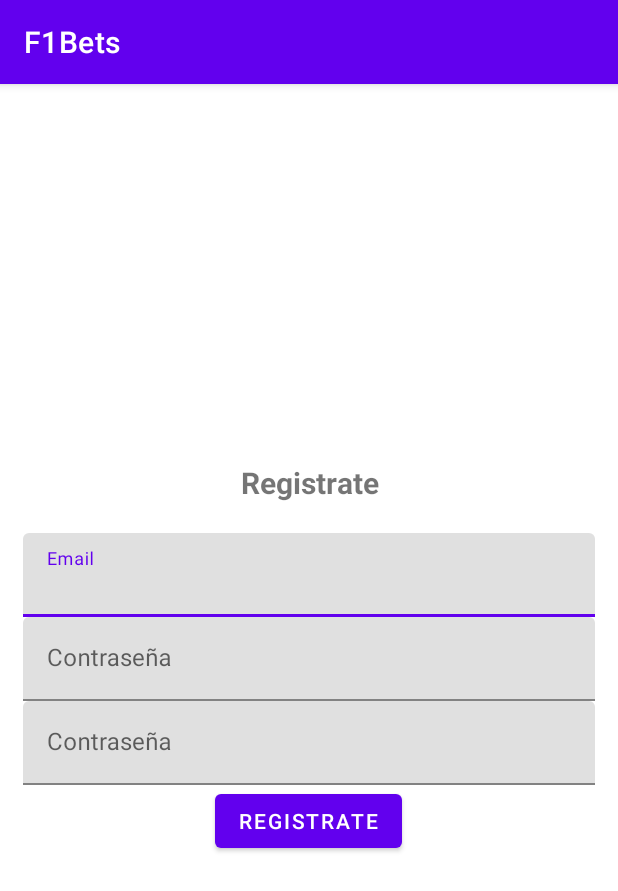
After one commit to FranSiciliaPerez/F1Bets, an Android app: the SignUpActivity screen opened directly, with no data from a screen before it, on a phone screen of 412 x 824 dp. The commit adds this screen. Shown: the top 891 px of the screen. Run offline under Robolectric (Android 15) with nearby library versions, the phone set to English and light mode, and no system bars; our stand-ins replace Firebase (no records; nobody signed in at launch, a user with empty details on screens opened directly).

Commit message:
Registro básico de usuarios hecho

```diff
--- /dev/null
+++ b/app/src/main/java/com/example/f1bets/SignUpActivity.kt
@@ -0,0 +1,53 @@
+package com.example.f1bets
+
+import android.content.Intent
+import androidx.appcompat.app.AppCompatActivity
+import android.os.Bundle
+import com.example.f1bets.databinding.ActivitySignUpBinding
+import com.google.android.material.snackbar.Snackbar
+import com.google.firebase.auth.FirebaseAuth
+
+class SignUpActivity : AppCompatActivity() {
+    private lateinit var binding: ActivitySignUpBinding
+    private lateinit var firebaseAuth: FirebaseAuth
+
+    override fun onCreate(savedInstanceState: Bundle?) {
+        super.onCreate(savedInstanceState)
+
+        binding = ActivitySignUpBinding.inflate(layoutInflater)
+        setContentView(binding.root)
+
+        firebaseAuth = FirebaseAuth.getInstance()
+
+        with(binding) {
+            btnRegister.setOnClickListener {
+                val email = binding.txtEmail.text.toString()
+                val pass = binding.txtPassword.text.toString()
+                val confirmPass = binding.txtConfPas.text.toString()
+
+                if (email.isNotEmpty() && pass.isNotEmpty() && confirmPass.isNotEmpty()) {
+                    if (pass == confirmPass) {
+
+                        firebaseAuth.createUserWithEmailAndPassword(email, pass)
+                            .addOnCompleteListener {
+                                if (it.isSuccessful) {
+                                    // If login is successful, redirect to the main activity
+                                    val i = Intent(this@SignUpActivity, MainActivity::class.java)
+                                    i.putExtra((R.string.succesLog.toString()), (R.string.succesLog.toString()))
+                                    startActivity(i)
+                                    finish()
+                                } else {
+                                    Snackbar.make(root, R.string.errEmail, Snackbar.LENGTH_LONG).show()
+
+                                }
+                            }
+                    } else {
+                        Snackbar.make(root, R.string.errPasw, Snackbar.LENGTH_LONG).show()
+                    }
+                } else {
+                    Snackbar.make(root, R.string.errEmpty, Snackbar.LENGTH_LONG).show()
+                }
+            }
+        }
+    }
+}
--- a/app/src/main/java/com/example/f1bets/StartActivity.kt
+++ b/app/src/main/java/com/example/f1bets/StartActivity.kt
@@ -4,6 +4,7 @@ import android.content.Intent
 import androidx.appcompat.app.AppCompatActivity
 import android.os.Bundle
 import android.widget.Button
+import androidx.activity.result.contract.ActivityResultContracts
 import com.google.android.material.snackbar.Snackbar
 import com.google.android.material.textfield.TextInputEditText
 import com.google.firebase.FirebaseApp
@@ -19,6 +20,7 @@ class StartActivity : AppCompatActivity() {
         firebaseAuth = FirebaseAuth.getInstance()
 
         val btnLogin: Button = findViewById(R.id.btnLogin)
+        val btnSingUp: Button = findViewById(R.id.btnSingUp)
         val emailEditText: TextInputEditText = findViewById(R.id.email)
         val passwordEditText: TextInputEditText = findViewById(R.id.password)
 
@@ -27,6 +29,10 @@ class StartActivity : AppCompatActivity() {
             val password = passwordEditText.text.toString()
 
             signIn(email, password)
+        }
+        btnSingUp.setOnClickListener {
+            val i = Intent(this@StartActivity, SignUpActivity::class.java)
+            startActivity(i)
         }
     }
 
--- /dev/null
+++ b/app/src/main/res/layout/activity_sign_up.xml
@@ -0,0 +1,60 @@
+<?xml version="1.0" encoding="utf-8"?>
+<LinearLayout xmlns:android="http://schemas.android.com/apk/res/android"
+    xmlns:app="http://schemas.android.com/apk/res-auto"
+    xmlns:tools="http://schemas.android.com/tools"
+    android:layout_width="match_parent"
+    android:orientation="vertical"
+    android:gravity="center"
+    android:layout_height="match_parent"
+    android:padding="15dp"
+    tools:context=".SignUpActivity">
+
+    <TextView
+        android:text="@string/txtSign"
+        android:textSize="20sp"
+        android:textStyle="bold"
+        android:layout_width="match_parent"
+        android:layout_height="wrap_content"
+        android:layout_marginBottom="20dp"
+        android:gravity="center"/>
+
+    <com.google.android.material.textfield.TextInputLayout
+        android:layout_width="match_parent"
+        android:layout_height="wrap_content">
+
+        <com.google.android.material.textfield.TextInputEditText
+            android:id="@+id/txtEmail"
+            android:hint="@string/txtEmail"
+            android:layout_width="match_parent"
+            android:layout_height="wrap_content"/>
+    </com.google.android.material.textfield.TextInputLayout>
+
+    <com.google.android.material.textfield.TextInputLayout
+        android:layout_width="match_parent"
+        android:layout_height="wrap_content">
+
+        <com.google.android.material.textfield.TextInputEditText
+            android:id="@+id/txtPassword"
+            android:hint="@string/txtPasw"
+            android:layout_width="match_parent"
+            android:layout_height="wrap_content"/>
+    </com.google.android.material.textfield.TextInputLayout>
+
+    <com.google.android.material.textfield.TextInputLayout
+        android:layout_width="match_parent"
+        android:layout_height="wrap_content">
+
+        <com.google.android.material.textfield.TextInputEditText
+            android:id="@+id/txtConfPas"
+            android:hint="@string/txtPasw"
+            android:layout_width="match_parent"
+            android:layout_height="wrap_content"/>
+    </com.google.android.material.textfield.TextInputLayout>
+
+    <Button
+        android:id="@+id/btnRegister"
+        android:text="@string/txtSign"
+        android:layout_width="wrap_content"
+        android:layout_height="wrap_content"/>
+
+</LinearLayout>
--- a/app/src/main/res/values/strings.xml
+++ b/app/src/main/res/values/strings.xml
@@ -32,4 +32,11 @@
     <string name="txtSign">Registrate</string>
     <string name="txtPasw">Contraseña</string>
     <string name="txtEmail">Email</string>
+    <string name="errLog">Login failed</string>
+    <string name="errSign">Registration failed</string>
+    <string name="errEmail">Incorrect email</string>
+    <string name="errPasw">Incorrect password</string>
+    <string name="succesLog">Logged</string>
+    <string name="txtCancel">Canceled</string>
+    <string name="errEmpty">Error: Campos vacios</string>
 </resources>
```
Also changed, not shown: app/src/main/AndroidManifest.xml (+13 -6 lines).
